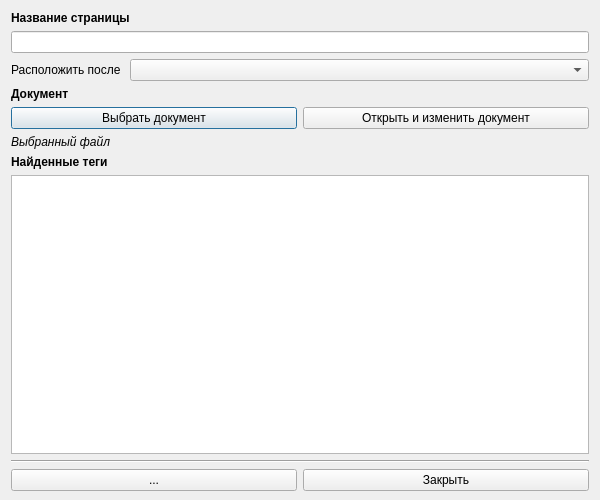
First picture: the form in designer/dialogwindows/neddw/nedpagedialogwindow.ui, repository Artemako/auto-exec-doc, before the edit.
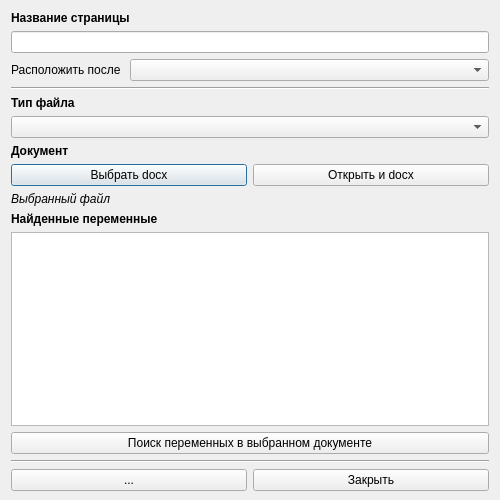
Second picture: the form after the edit. Icons and pictures are not drawn.

Patch:
```diff
--- a/designer/dialogwindows/neddw/nedpagedialogwindow.ui
+++ b/designer/dialogwindows/neddw/nedpagedialogwindow.ui
@@ -6,7 +6,7 @@
    <rect>
     <x>0</x>
     <y>0</y>
-    <width>600</width>
+    <width>500</width>
     <height>500</height>
    </rect>
   </property>
@@ -66,6 +66,23 @@
      </item>
     </layout>
    </item>
+   <item>
+    <widget class="Line" name="line_2">
+     <property name="orientation">
+      <enum>Qt::Horizontal</enum>
+     </property>
+    </widget>
+   </item>
+   <item>
+    <widget class="QLabel" name="label_typefile">
+     <property name="text">
+      <string>&lt;html&gt;&lt;head/&gt;&lt;body&gt;&lt;p&gt;&lt;span style=&quot; font-weight:700;&quot;&gt;Тип файла&lt;/span&gt;&lt;/p&gt;&lt;/body&gt;&lt;/html&gt;</string>
+     </property>
+    </widget>
+   </item>
+   <item>
+    <widget class="QComboBox" name="combox_typefile"/>
+   </item>
    <item>
     <widget class="QLabel" name="label_document">
      <property name="minimumSize">
@@ -99,14 +116,14 @@
      <item>
       <widget class="QPushButton" name="btn_select">
        <property name="text">
-        <string>Выбрать документ</string>
+        <string>Выбрать docx</string>
        </property>
       </widget>
      </item>
      <item>
       <widget class="QPushButton" name="btn_open_docx">
        <property name="text">
-        <string>Открыть и изменить документ</string>
+        <string>Открыть и docx</string>
        </property>
       </widget>
      </item>
@@ -140,7 +157,7 @@
       <string notr="true">font-weight: bold;</string>
      </property>
      <property name="text">
-      <string>&lt;html&gt;&lt;head/&gt;&lt;body&gt;&lt;p&gt;Найденные теги&lt;/p&gt;&lt;/body&gt;&lt;/html&gt;</string>
+      <string>&lt;html&gt;&lt;head/&gt;&lt;body&gt;&lt;p&gt;Найденные переменные&lt;/p&gt;&lt;/body&gt;&lt;/html&gt;</string>
      </property>
      <property name="textFormat">
       <enum>Qt::AutoText</enum>
@@ -153,6 +170,13 @@
    <item>
     <widget class="QTableWidget" name="tw_variables"/>
    </item>
+   <item>
+    <widget class="QPushButton" name="btn_findvariables">
+     <property name="text">
+      <string>Поиск переменных в выбранном документе</string>
+     </property>
+    </widget>
+   </item>
    <item>
     <widget class="Line" name="line">
      <property name="orientation">
```
Left out of the diff: 4 changed lines with no effect on the pictures.
